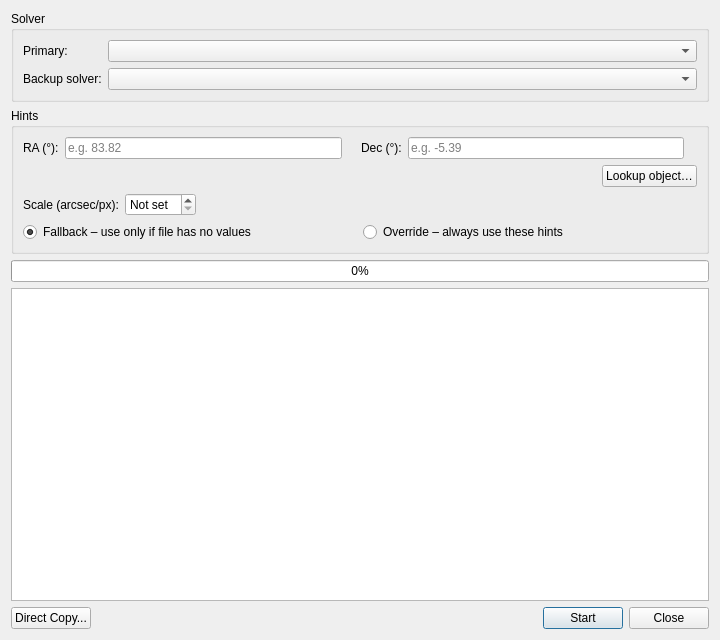
Above: photonfinder/ui/PlateSolveDialog.ui from bcolyn/PhotonFinder before the change. Below: the same form after it.
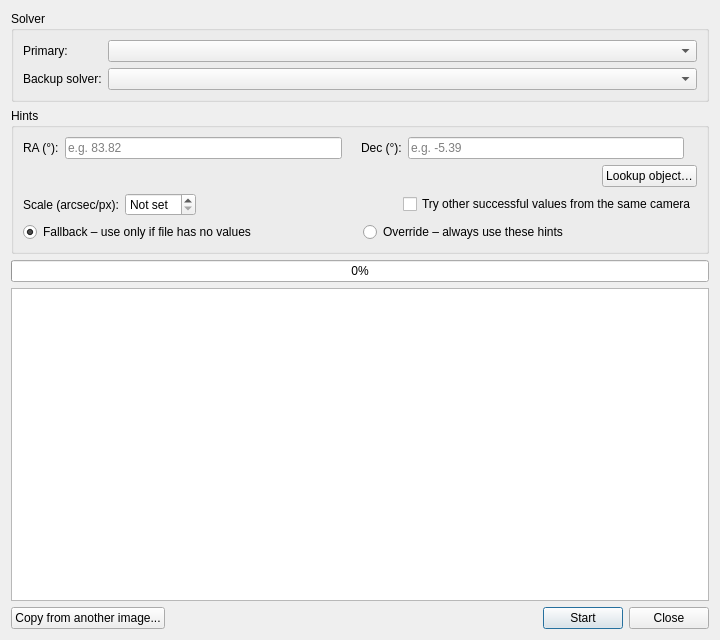
That is the form after the change.

Commit message: Use existing image scales as fallback when plate solving

```diff
--- a/photonfinder/ui/PlateSolveDialog.ui
+++ b/photonfinder/ui/PlateSolveDialog.ui
@@ -166,6 +166,16 @@
           </property>
          </spacer>
         </item>
+        <item>
+         <widget class="QCheckBox" name="use_camera_scales_check">
+          <property name="toolTip">
+           <string>If solving fails, retry using image scales derived from previous successful solves for this camera</string>
+          </property>
+          <property name="text">
+           <string>Try other successful values from the same camera</string>
+          </property>
+         </widget>
+        </item>
        </layout>
       </item>
       <item>
@@ -217,7 +227,7 @@
      <item>
       <widget class="QPushButton" name="direct_copy_button">
        <property name="text">
-        <string>Direct Copy...</string>
+        <string>Copy from another image...</string>
        </property>
       </widget>
      </item>
```
Left out of the diff: 9 changed lines with no effect on the pictures. The commit also changes 7 other files.
